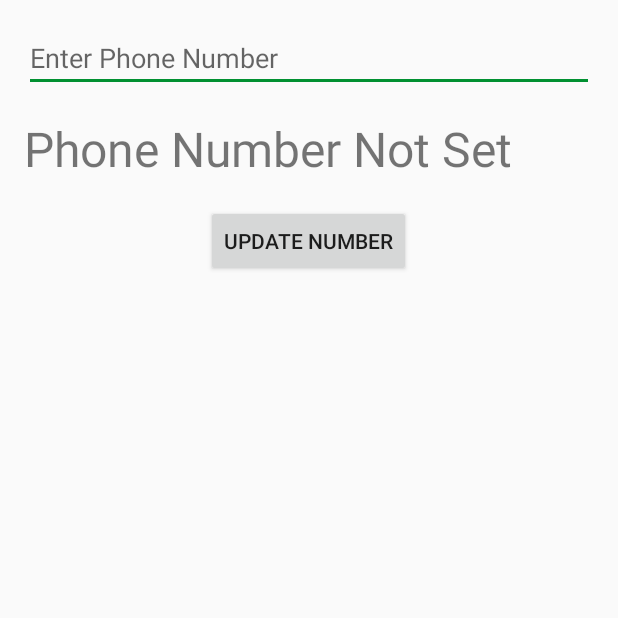
After one commit to RutPac123/MyFarmerApp, an Android app: the ChangePhone screen opened directly, with no data from a screen before it, on a phone screen of 412 x 824 dp, the top half of it. The commit adds this screen. Run offline under Robolectric (Android 15) with nearby library versions, the phone set to English and light mode, and no system bars.

Commit message:
Change Phone Number

```diff
--- a/app/src/main/AndroidManifest.xml
+++ b/app/src/main/AndroidManifest.xml
@@ -38,6 +38,7 @@
         <activity android:name="com.example.sai.com.Login" />
         <activity android:name="com.example.sai.com.chatbot.MainActivityChat" />
         <activity android:name="com.example.sai.com.OTP" />
+        <activity android:name="com.example.sai.com.ChangePhone"></activity>
     </application>
 
 </manifest>
--- /dev/null
+++ b/app/src/main/java/com/example/sai/com/ChangePhone.java
@@ -0,0 +1,48 @@
+package com.example.sai.com;
+
+import android.content.SharedPreferences;
+import android.support.v7.app.AppCompatActivity;
+import android.os.Bundle;
+import android.view.View;
+import android.widget.Button;
+import android.widget.EditText;
+import android.widget.TextView;
+
+import com.example.sai.myfarmerapp.R;
+
+public class ChangePhone extends AppCompatActivity {
+    private EditText editPhone;
+    private TextView currentPhone;
+    private Button updatePhone;
+
+    public static final String SHARED_PREFS = "sharedPrefs";
+    public static final String TEXT = "text";
+
+    private String text;
+
+    @Override
+    protected void onCreate(Bundle savedInstanceState) {
+        super.onCreate(savedInstanceState);
+        setContentView(R.layout.activity_change_phone);
+        editPhone = findViewById(R.id.edit_phone);
+        currentPhone = findViewById(R.id.current_phone);
+        updatePhone = findViewById(R.id.update_phone);
+
+        loadPhone();
+    }
+
+    public void updatePhone(View v){
+        //Save Phone Number
+        SharedPreferences sharedPreferences = getSharedPreferences(SHARED_PREFS, MODE_PRIVATE);
+        SharedPreferences.Editor editor = sharedPreferences.edit();
+        editor.putString(TEXT, editPhone.getText().toString());
+        editor.apply();
+        loadPhone();
+    }
+
+    public void loadPhone(){
+        SharedPreferences sharedPreferences = getSharedPreferences(SHARED_PREFS, MODE_PRIVATE);
+        text = sharedPreferences.getString(TEXT, "Phone Number Not Set");
+        currentPhone.setText(text);
+    }
+}
--- a/app/src/main/java/com/example/sai/com/MainActivity.java
+++ b/app/src/main/java/com/example/sai/com/MainActivity.java
@@ -174,6 +174,7 @@ public class MainActivity extends AppCompatActivity
         } else if (id == R.id.nav_blogs) {
             startActivity(new Intent(MainActivity.this,ExecuteRSS.class));
         } else if (id == R.id.nav_slideshow) {
+            startActivity(new Intent(MainActivity.this, ChangePhone.class));
         } else if (id == R.id.nav_manage) {
             startActivity(new Intent(MainActivity.this, MainActivityChat.class));
         } else if (id == R.id.nav_share) {
--- /dev/null
+++ b/app/src/main/res/layout/activity_change_phone.xml
@@ -0,0 +1,37 @@
+<?xml version="1.0" encoding="utf-8"?>
+<RelativeLayout xmlns:android="http://schemas.android.com/apk/res/android"
+    xmlns:app="http://schemas.android.com/apk/res-auto"
+    xmlns:tools="http://schemas.android.com/tools"
+    android:layout_width="match_parent"
+    android:layout_height="match_parent"
+    tools:context="com.example.sai.com.ChangePhone"
+    android:padding="16dp">
+
+    <EditText
+        android:layout_width="match_parent"
+        android:layout_height="wrap_content"
+        android:hint="Enter Phone Number"
+        android:inputType="phone"
+        android:digits="0123456789"
+        android:id="@+id/edit_phone"/>
+
+    <TextView
+        android:layout_width="match_parent"
+        android:layout_height="wrap_content"
+        android:layout_below="@+id/edit_phone"
+        android:layout_marginTop="16dp"
+        android:text="1234567890"
+        android:textSize="32sp"
+        android:id="@+id/current_phone"/>
+
+    <Button
+        android:layout_width="wrap_content"
+        android:layout_height="wrap_content"
+        android:layout_below="@+id/current_phone"
+        android:layout_marginTop="16dp"
+        android:layout_centerHorizontal="true"
+        android:text="Update Number"
+        android:id="@+id/update_phone"
+        android:onClick="updatePhone"/>
+
+</RelativeLayout>
--- a/app/src/main/res/layout/activity_login.xml
+++ b/app/src/main/res/layout/activity_login.xml
@@ -60,7 +60,8 @@
         android:fontFamily="monospace"
         android:layout_centerInParent="true"
         android:background="#2ecc72"
-        android:layout_marginTop="30dp"/>
+        android:layout_marginTop="30dp"
+        tools:ignore="UnknownId" />
     <TextView
         android:layout_width="wrap_content"
         android:layout_height="wrap_content"
--- a/app/src/main/res/layout/nav_header_main.xml
+++ b/app/src/main/res/layout/nav_header_main.xml
@@ -14,12 +14,13 @@
     android:gravity="bottom">
 
     <ImageView
-        android:layout_width="wrap_content"
-        android:layout_height="wrap_content"
+        android:layout_width="120px"
+        android:layout_height="120px"
         android:paddingTop="@dimen/nav_header_vertical_spacing"
         app:srcCompat="@mipmap/ic_launcher_round"
         android:contentDescription="@string/nav_header_desc"
-        android:id="@+id/imageView1" />
+        android:id="@+id/imageView1"
+        android:adjustViewBounds="true"/>
 
     <TextView
         android:layout_width="match_parent"
@@ -32,6 +33,8 @@
     <TextView
         android:layout_width="wrap_content"
         android:layout_height="wrap_content"
-        android:id="@+id/umail" />
+        android:id="@+id/umail"
+        android:text="Email id"
+        android:paddingTop="2dp"/>
 
 </LinearLayout>
--- a/app/src/main/res/menu/activity_main_drawer.xml
+++ b/app/src/main/res/menu/activity_main_drawer.xml
@@ -15,7 +15,7 @@
         <item
             android:id="@+id/nav_slideshow"
             android:icon="@drawable/ic_menu_slideshow"
-            android:title="Slideshow" />
+            android:title="Change Phone Number" />
         <item
             android:id="@+id/nav_manage"
             android:icon="@drawable/ic_menu_manage"
```
